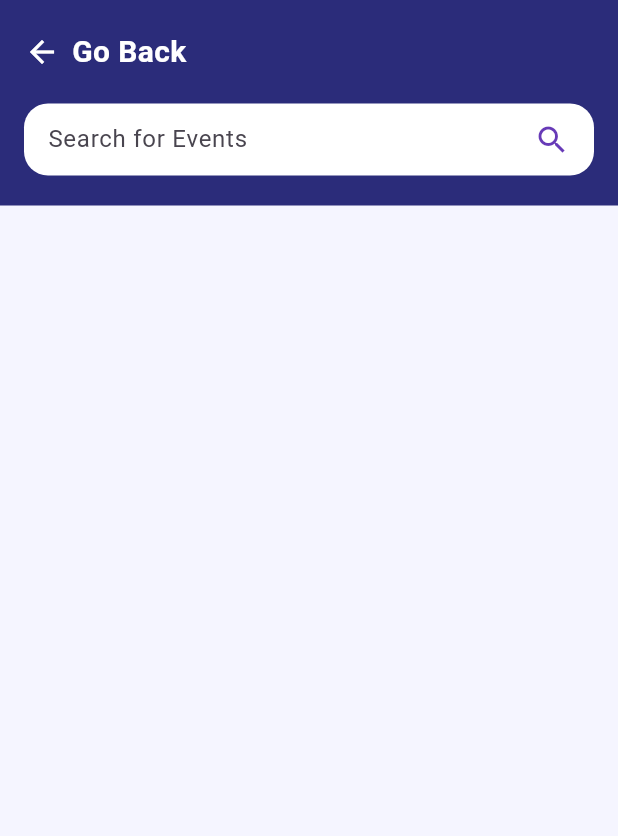
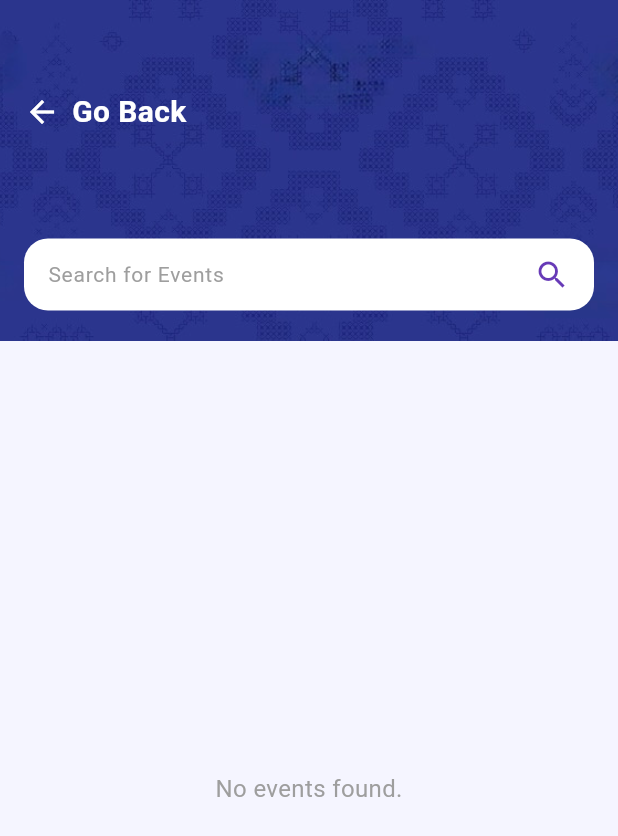
Before and after one commit to nzdable/univents-flutter-app, a Flutter app: the EventListScreen screen opened directly with empty values, on a phone screen of 412 x 824 dp. Shown: the top 836 px of the screen. Run offline on Flutter 3.47's test engine with Material 3 defaults, Android fonts, the phone set to English and light mode, and no system bars; our stand-ins replace google_sign_in, supabase_flutter; accounts and stored records are empty; network calls fail.

Commit message:
search function

```diff
--- a/univents_flutter_application/lib/controllers/event_controller.dart
+++ b/univents_flutter_application/lib/controllers/event_controller.dart
@@ -4,6 +4,8 @@ import 'package:supabase_flutter/supabase_flutter.dart';
 
 class DataProvider extends ChangeNotifier {
   List<EventsModel>? events;
+
+  get organizations => null;
 
 
   Future<void> fetchEvents() async {
--- a/univents_flutter_application/lib/models/event_model.dart
+++ b/univents_flutter_application/lib/models/event_model.dart
@@ -41,6 +41,8 @@
         tags: m['tags'] as String? ?? '',
       );
 
+  void get organization => null;
+
   Map<String, dynamic> toMap() => {
         'uid': uid,
         'eventbanner': eventbanner,
--- a/univents_flutter_application/lib/screens/event_list_screen.dart
+++ b/univents_flutter_application/lib/screens/event_list_screen.dart
@@ -1,26 +1,72 @@
 import 'package:flutter/material.dart';
+import 'package:intl/intl.dart'; // For formatting dates
 import 'package:univents_flutter_application/models/event_model.dart';
 import 'package:univents_flutter_application/screens/events_details_screen.dart';
 
-class EventListScreen extends StatelessWidget {
+class EventListScreen extends StatefulWidget {
   final List<EventsModel> events;
 
   const EventListScreen({super.key, required this.events});
 
   @override
+  State<EventListScreen> createState() => _EventListScreenState();
+}
+
+class _EventListScreenState extends State<EventListScreen> {
+  final TextEditingController _searchController = TextEditingController();
+  List<EventsModel> _filteredEvents = [];
+
+  @override
+  void initState() {
+    super.initState();
+    _filteredEvents = widget.events; // Initialize with all events
+    _searchController.addListener(_filterEvents);
+  }
+
+  @override
+  void dispose() {
+    _searchController.dispose();
+    super.dispose();
+  }
+
+  void _filterEvents() {
+    final query = _searchController.text.toLowerCase();
+    setState(() {
+      _filteredEvents = widget.events
+          .where((event) =>
+              event.title.toLowerCase().contains(query) ||
+              event.location.toLowerCase().contains(query))
+          .toList();
+    });
+  }
+
+  String _formatDateTime(DateTime dateTime) {
+    return DateFormat('d MMM - EEE - h:mm a').format(dateTime);
+  }
+
+  @override
   Widget build(BuildContext context) {
     return Scaffold(
       backgroundColor: const Color(0xFFF5F5FF),
-      body: SafeArea(
-        child: Column(
+      body: Column(
         children: [
           // Header with back button and search bar
           Container(
             padding: const EdgeInsets.symmetric(horizontal: 16, vertical: 20),
-              color: const Color(0xFF2B2C7A), // dark blue header
+            decoration: BoxDecoration(
+              image: const DecorationImage(
+                image: AssetImage('assets/bg.jpeg'), // Use bg.jpeg as background
+                fit: BoxFit.cover,
+              ),
+              // borderRadius: const BorderRadius.only(
+              //   bottomLeft: Radius.circular(30),
+              //   bottomRight: Radius.circular(30),
+              // ),
+            ),
             child: Column(
               crossAxisAlignment: CrossAxisAlignment.start,
               children: [
+                const SizedBox(height: 40), // Add padding for the status bar
                 GestureDetector(
                   onTap: () => Navigator.pop(context),
                   child: Row(
@@ -38,7 +84,7 @@ class EventListScreen extends StatelessWidget {
                     ],
                   ),
                 ),
-                  const SizedBox(height: 20),
+                const SizedBox(height: 70),
                 // Search bar
                 Container(
                   padding: const EdgeInsets.symmetric(horizontal: 16),
@@ -47,16 +93,21 @@ class EventListScreen extends StatelessWidget {
                     borderRadius: BorderRadius.circular(16),
                   ),
                   child: Row(
-                      children: const [
+                    children: [
                       Expanded(
                         child: TextField(
-                            decoration: InputDecoration(
+                          controller: _searchController,
+                          decoration: const InputDecoration(
                             hintText: 'Search for Events',
+                            hintStyle: TextStyle(
+                              fontSize: 14,
+                              color: Colors.grey,
+                            ),
                             border: InputBorder.none,
                           ),
                         ),
                       ),
-                        Icon(Icons.search, color: Colors.deepPurple),
+                      const Icon(Icons.search, color: Colors.deepPurple),
                     ],
                   ),
                 ),
@@ -66,14 +117,21 @@ class EventListScreen extends StatelessWidget {
 
           // Event List
           Expanded(
-              child: ListView.builder(
+            child: _filteredEvents.isEmpty
+                ? const Center(
+                    child: Text(
+                      'No events found.',
+                      style: TextStyle(fontSize: 16, color: Colors.grey),
+                    ),
+                  )
+                : ListView.builder(
                     padding: const EdgeInsets.symmetric(vertical: 8),
-                itemCount: events.length,
+                    itemCount: _filteredEvents.length,
                     itemBuilder: (context, index) {
-                  final event = events[index];
+                      final event = _filteredEvents[index];
                       return Padding(
-                    padding:
-                        const EdgeInsets.symmetric(horizontal: 16, vertical: 8),
+                        padding: const EdgeInsets.symmetric(
+                            horizontal: 16, vertical: 8),
                         child: GestureDetector(
                           onTap: () {
                             Navigator.push(
@@ -86,6 +144,7 @@ class EventListScreen extends StatelessWidget {
                                   dateTimeStart: event.datetimestart,
                                   dateTimeEnd: event.datetimeend,
                                   description: event.description,
+                                  orguid: event.orguid, // Pass orguid
                                 ),
                               ),
                             );
@@ -127,13 +186,14 @@ class EventListScreen extends StatelessWidget {
                                 const SizedBox(width: 16),
                                 Expanded(
                                   child: Padding(
-                                padding:
-                                    const EdgeInsets.symmetric(vertical: 16),
+                                    padding: const EdgeInsets.symmetric(
+                                        vertical: 16),
                                     child: Column(
-                                  crossAxisAlignment: CrossAxisAlignment.start,
+                                      crossAxisAlignment:
+                                          CrossAxisAlignment.start,
                                       children: [
                                         Text(
-                                      '1ST MAY - SAT - 2:00 PM',
+                                          _formatDateTime(event.datetimestart),
                                           style: TextStyle(
                                             color: Colors.indigo[800],
                                             fontWeight: FontWeight.bold,
@@ -164,7 +224,6 @@ class EventListScreen extends StatelessWidget {
           ),
         ],
       ),
-      ),
     );
   }
 }
--- a/univents_flutter_application/pubspec.yaml
+++ b/univents_flutter_application/pubspec.yaml
@@ -13,6 +13,7 @@ dependencies:
   google_sign_in: ^6.3.0
   supabase_flutter: ^2.8.4
   provider: ^6.0.5
+  intl: ^0.18.0
 
 
 dev_dependencies:
```
Also changed, not shown: univents_flutter_application/lib/controllers/organization_controller.dart (added, +14 -0 lines), univents_flutter_application/lib/models/organization_model.dart (added, +54 -0 lines), univents_flutter_application/lib/screens/dashboard.dart (+42 -6 lines), univents_flutter_application/lib/screens/events_details_screen.dart (+83 -12 lines), univents_flutter_application/lib/screens/filter.dart (added, +81 -0 lines), univents_flutter_application/pubspec.lock, 4 other files. Lines whose indentation alone changed are shown as unchanged.
